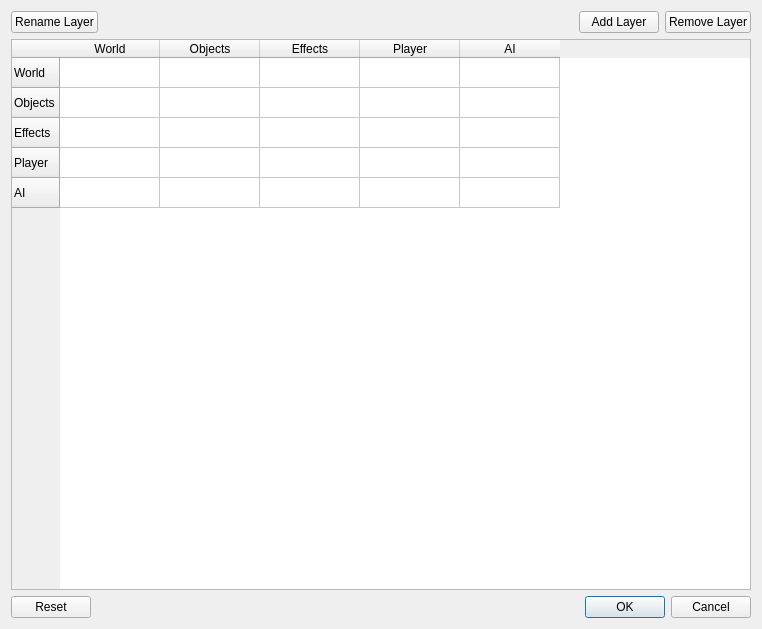
Above: Code/EditorPlugins/Jolt/EditorPluginJolt/Dialogs/JoltProjectSettingsDlg.ui from ezEngine/ezEngine before the change. Below: the same form after it.
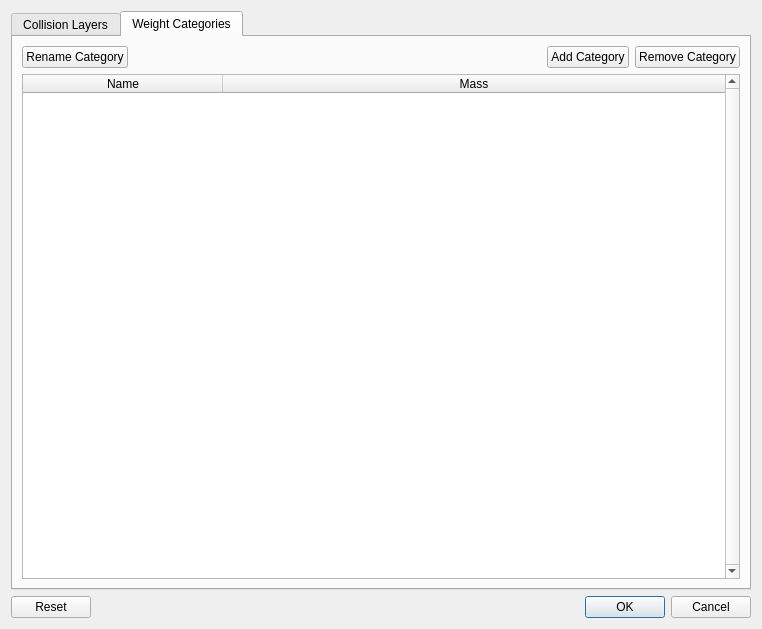
That is the form after the change. The open tabs and pages were chosen to show the change. Icons and pictures are not drawn.

Commit message:
Jolt weight categories
The Jolt config dialog now allows to set up "weight categories" which are named categories for common weights in a game.
In the dynamic actor component, you can then select the weight through a category, rather than specifying a mass or density.
This makes it easier to tweak weights later, as the number of objects to test can be significantly reduced.
It also makes it easier to create assets, as one can quickly choose a weight from a list.

In the future this will be expanded to also allow for easier tweaking of forces and impulses.

```diff
--- a/Code/EditorPlugins/Jolt/EditorPluginJolt/Dialogs/JoltProjectSettingsDlg.ui
+++ b/Code/EditorPlugins/Jolt/EditorPluginJolt/Dialogs/JoltProjectSettingsDlg.ui
@@ -19,6 +19,16 @@
   </property>
   <layout class="QVBoxLayout" name="verticalLayout">
    <item>
+    <widget class="QTabWidget" name="Tabs">
+     <property name="currentIndex">
+      <number>0</number>
+     </property>
+     <widget class="QWidget" name="CollisionLayers">
+      <attribute name="title">
+       <string>Collision Layers</string>
+      </attribute>
+      <layout class="QVBoxLayout" name="verticalLayout_2">
+       <item>
     <layout class="QHBoxLayout" name="horizontalLayout">
      <item>
       <widget class="QPushButton" name="ButtonRenameLayer">
@@ -138,6 +148,117 @@
        <string>AI</string>
       </property>
      </column>
+        </widget>
+       </item>
+      </layout>
+     </widget>
+     <widget class="QWidget" name="Weights">
+      <attribute name="title">
+       <string>Weight Categories</string>
+      </attribute>
+      <layout class="QVBoxLayout" name="verticalLayout_3">
+       <item>
+        <layout class="QHBoxLayout" name="horizontalLayout_3">
+         <item>
+          <widget class="QPushButton" name="ButtonRenameCategory">
+           <property name="text">
+            <string>Rename Category</string>
+           </property>
+           <property name="icon">
+            <iconset resource="../../../../Tools/Libs/GuiFoundation/QtResources/resources.qrc">
+             <normaloff>:/GuiFoundation/Icons/Rename.svg</normaloff>:/GuiFoundation/Icons/Rename.svg</iconset>
+           </property>
+          </widget>
+         </item>
+         <item>
+          <spacer name="horizontalSpacer_3">
+           <property name="orientation">
+            <enum>Qt::Horizontal</enum>
+           </property>
+           <property name="sizeHint" stdset="0">
+            <size>
+             <width>40</width>
+             <height>20</height>
+            </size>
+           </property>
+          </spacer>
+         </item>
+         <item>
+          <widget class="QPushButton" name="ButtonAddCategory">
+           <property name="text">
+            <string>Add Category</string>
+           </property>
+           <property name="icon">
+            <iconset resource="../../../../Tools/Libs/GuiFoundation/QtResources/resources.qrc">
+             <normaloff>:/GuiFoundation/Icons/Add.svg</normaloff>:/GuiFoundation/Icons/Add.svg</iconset>
+           </property>
+          </widget>
+         </item>
+         <item>
+          <widget class="QPushButton" name="ButtonRemoveCategory">
+           <property name="text">
+            <string>Remove Category</string>
+           </property>
+           <property name="icon">
+            <iconset resource="../../../../Tools/Libs/GuiFoundation/QtResources/resources.qrc">
+             <normaloff>:/GuiFoundation/Icons/Delete.svg</normaloff>:/GuiFoundation/Icons/Delete.svg</iconset>
+           </property>
+          </widget>
+         </item>
+        </layout>
+       </item>
+       <item>
+        <widget class="QTableWidget" name="WeightsTable">
+         <property name="verticalScrollBarPolicy">
+          <enum>Qt::ScrollBarAlwaysOn</enum>
+         </property>
+         <property name="horizontalScrollBarPolicy">
+          <enum>Qt::ScrollBarAsNeeded</enum>
+         </property>
+         <property name="tabKeyNavigation">
+          <bool>false</bool>
+         </property>
+         <property name="alternatingRowColors">
+          <bool>true</bool>
+         </property>
+         <property name="selectionMode">
+          <enum>QAbstractItemView::SingleSelection</enum>
+         </property>
+         <property name="selectionBehavior">
+          <enum>QAbstractItemView::SelectRows</enum>
+         </property>
+         <property name="wordWrap">
+          <bool>false</bool>
+         </property>
+         <property name="cornerButtonEnabled">
+          <bool>false</bool>
+         </property>
+         <attribute name="horizontalHeaderCascadingSectionResizes">
+          <bool>false</bool>
+         </attribute>
+         <attribute name="horizontalHeaderDefaultSectionSize">
+          <number>200</number>
+         </attribute>
+         <attribute name="horizontalHeaderStretchLastSection">
+          <bool>true</bool>
+         </attribute>
+         <attribute name="verticalHeaderVisible">
+          <bool>false</bool>
+         </attribute>
+         <column>
+          <property name="text">
+           <string>Name</string>
+          </property>
+         </column>
+         <column>
+          <property name="text">
+           <string>Mass</string>
+          </property>
+         </column>
+        </widget>
+       </item>
+      </layout>
+     </widget>
     </widget>
    </item>
    <item>
```
Left out of the diff: 12 changed lines with no effect on the pictures. Lines whose indentation alone changed are shown as unchanged. The commit also changes 22 other files.
